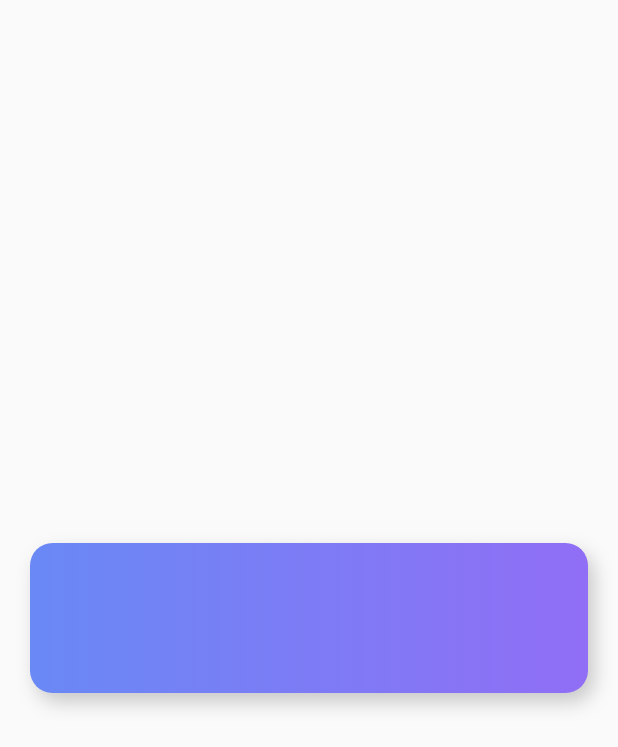
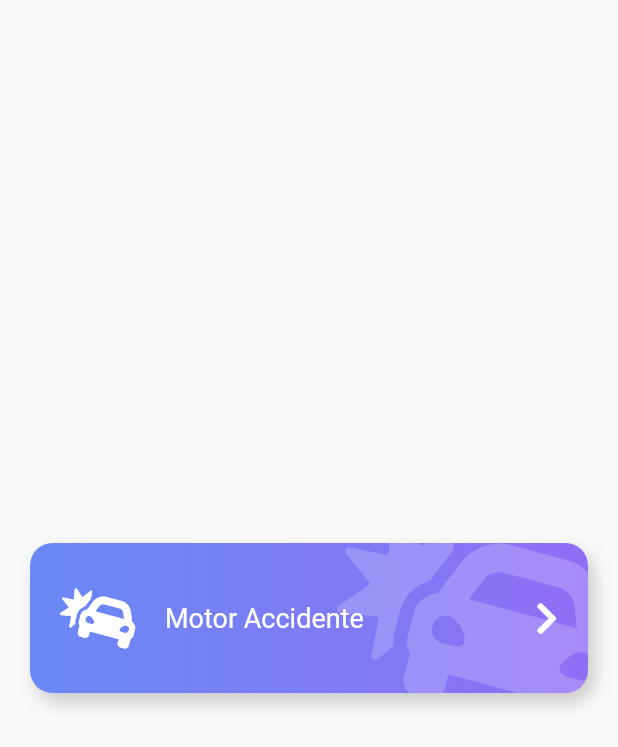
Before and after one commit to DentVega/Design-App, a Flutter app: the screen it shows after launch, on a phone screen of 412 x 824 dp. Shown: the top 747 px of the screen. Run offline on Flutter 3.47's test engine with Material 2 defaults, Android fonts, the phone set to English and light mode, and no system bars; our stand-ins replace flutter_svg, font_awesome_flutter.

Commit message:
Emergency Layout - Informacion del boton

```diff
--- a/lib/src/widgets/boton_gordo.dart
+++ b/lib/src/widgets/boton_gordo.dart
@@ -1,10 +1,26 @@
 import 'package:flutter/material.dart';
+import 'package:font_awesome_flutter/font_awesome_flutter.dart';
 
 class BotonGordo extends StatelessWidget {
   @override
   Widget build(BuildContext context) {
     return Container(
-      child: _BotonGordoBackground(),
+      child: Stack(
+        children: [
+          _BotonGordoBackground(),
+          Row(
+            mainAxisAlignment: MainAxisAlignment.center,
+            children: [
+              SizedBox(height: 140, width: 40,),
+              FaIcon(FontAwesomeIcons.carCrash, color: Colors.white, size: 40,),
+              SizedBox(width: 20,),
+              Expanded(child: Text('Motor Accidente', style: TextStyle(color: Colors.white, fontSize: 18),)),
+              FaIcon(FontAwesomeIcons.chevronRight, color: Colors.white,),
+              SizedBox(width: 40,),
+            ],
+          )
+        ],
+      ),
     );
   }
 }
@@ -13,10 +29,27 @@ class _BotonGordoBackground extends StatelessWidget {
   @override
   Widget build(BuildContext context) {
     return Container(
+      child: ClipRRect(
+        borderRadius: BorderRadius.circular(15),
+        child: Stack(
+          children: [
+            Positioned(
+                right: -20,
+                top: -20,
+                child: FaIcon(
+                  FontAwesomeIcons.carCrash,
+                  size: 150,
+                  color: Colors.white.withOpacity(0.2),
+                ))
+          ],
+        ),
+      ),
       width: double.infinity,
       height: 100,
       margin: EdgeInsets.all(20),
-      decoration: BoxDecoration(color: Colors.red, boxShadow: [
+      decoration: BoxDecoration(
+          color: Colors.red,
+          boxShadow: [
             BoxShadow(
                 color: Colors.black.withOpacity(0.2),
                 offset: Offset(4, 6),
@@ -26,8 +59,7 @@ class _BotonGordoBackground extends StatelessWidget {
           gradient: LinearGradient(colors: [
             Color(0xff6989F5),
             Color(0xff906EF5),
-        ])
-      ),
+          ])),
     );
   }
 }
```
Lines whose indentation alone changed are shown as unchanged.
